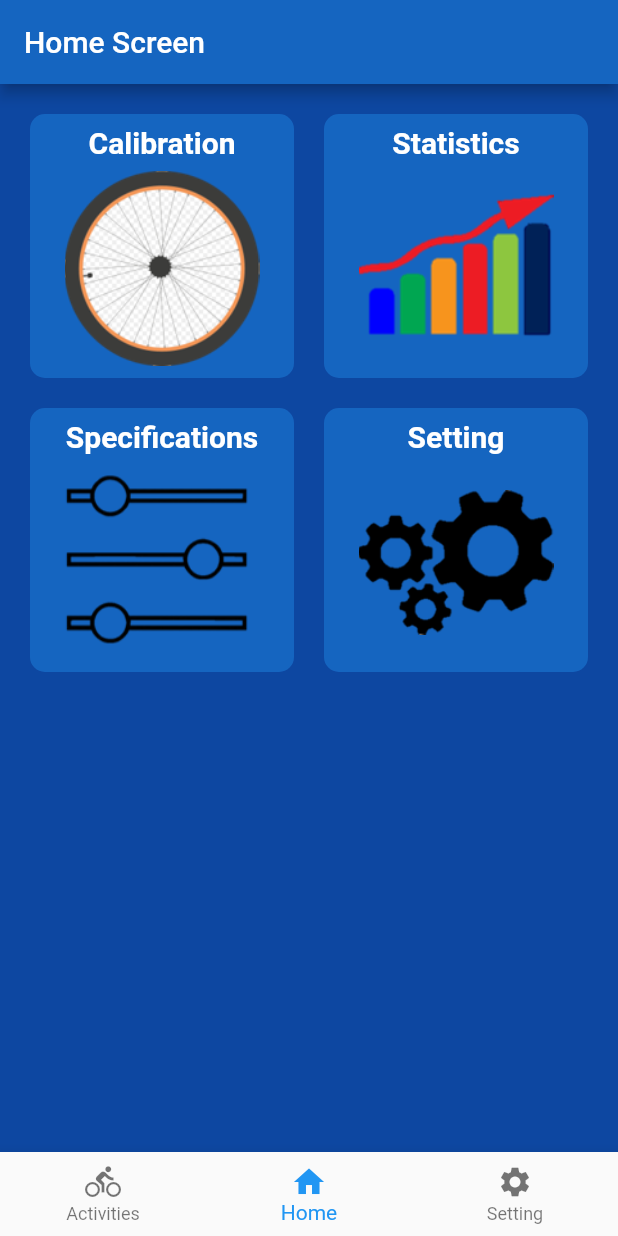
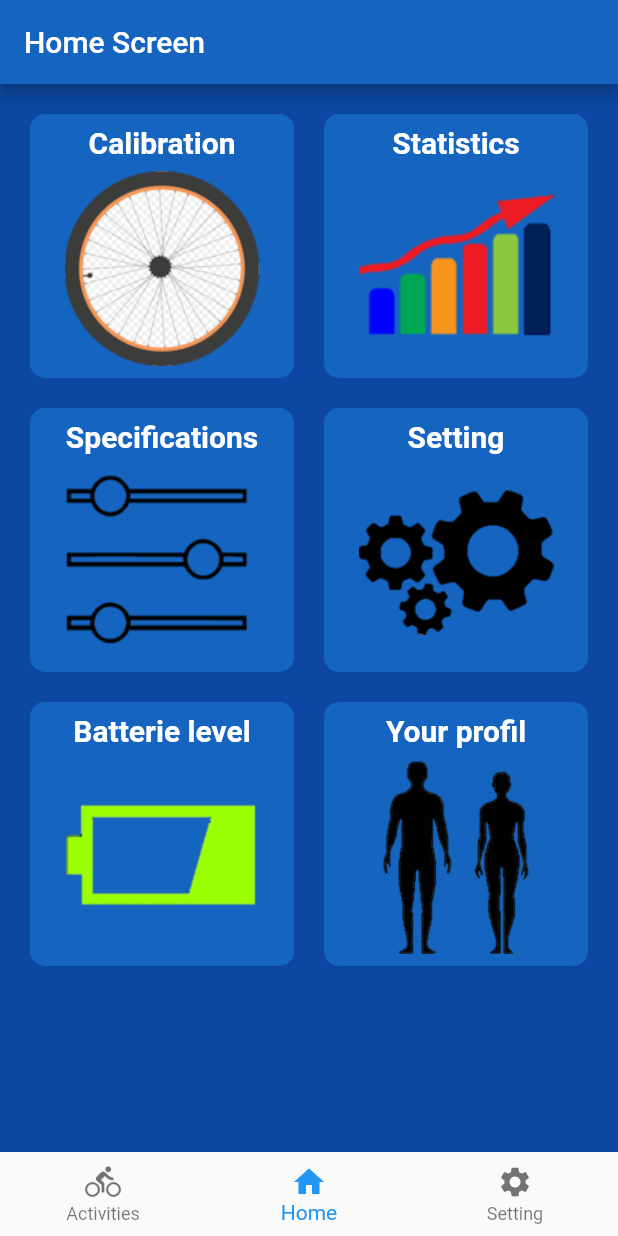
Before and after one commit to lilag-dawg/OSS_APP, a Flutter app: the screen it shows after launch, on a phone screen of 412 x 824 dp. Run offline on Flutter 3.47's test engine with Material 2 defaults, Android fonts, the phone set to English and light mode, and no system bars.

Commit message:
OSS-177: Add batterie level screen

```diff
--- a/lib/screens/home_screen.dart
+++ b/lib/screens/home_screen.dart
@@ -40,6 +40,19 @@ class HomeScreen extends StatelessWidget {
       );
     }
 
+    void _batterieLevelPressed(){
+      // Navigator.push(
+      // context,
+      // MaterialPageRoute(builder: (context) => SettingsScreen()),
+      // );
+    }
+
+    void _profilePressed(){
+      // Navigator.push(
+      // context,
+      // MaterialPageRoute(builder: (context) => SettingsScreen()),
+      // );
+    }
 
     return Scaffold(
       backgroundColor: Color(Constants.backGroundBlue),
@@ -58,6 +71,8 @@ class HomeScreen extends StatelessWidget {
             NavigationButton( 150, 150, "Statistics", "assets/stats.png", _statsPressed),
             NavigationButton( 150, 150, "Specifications", "assets/specifications.png", _specificationPressed),
             NavigationButton( 150, 150, "Setting", "assets/setting.png", _settingPressed),
+            NavigationButton( 150, 150, "Batterie level", "assets/batterieLevel.png", _batterieLevelPressed),
+            NavigationButton( 150, 150, "Your profil", "assets/profil.png", _profilePressed),
           ],
         )
       ),
--- a/pubspec.yaml
+++ b/pubspec.yaml
@@ -46,6 +46,8 @@ flutter:
    - assets/setting.png
    - assets/specifications.png
    - assets/stats.png
+   - assets/batterieLevel.png
+   - assets/profil.png
   #  - images/a_dot_ham.jpeg
 
   # An image asset can refer to one or more resolution-specific "variants", see
```
Also changed, not shown: lib/screens/batterieLevel_screen.dart (added, +10 -0 lines), assets/batterieLevel.png (added), assets/profil.png (added).
